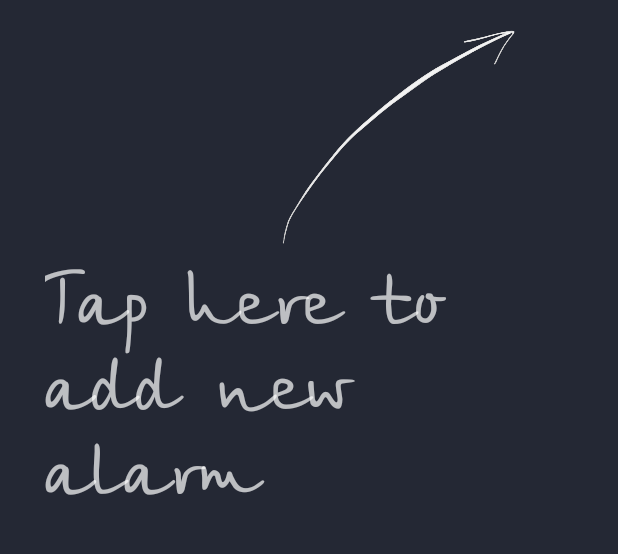
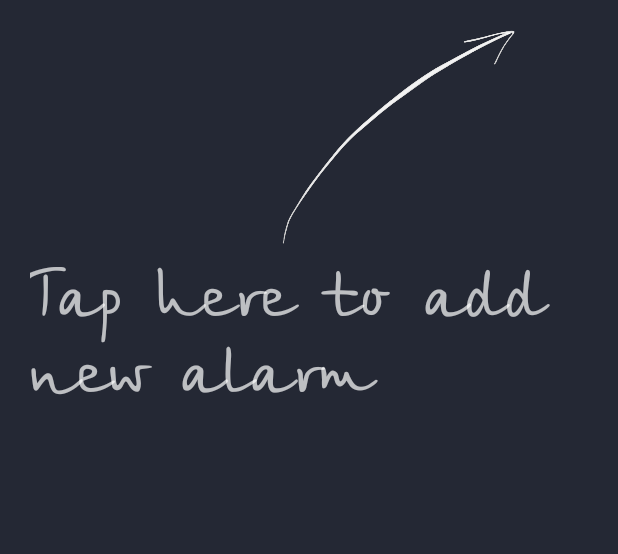
Before and after one commit to SergeyPinkevich/TrickyAlarm, an Android app: the screen it shows after launch (MainActivity), on a phone screen of 412 x 824 dp, the part 62-616 px from its top. Run offline under Robolectric (Android 15) with nearby library versions, the light colour scheme and no system bars; libraries missing offline, so code that uses them is left out: com.github.brnunes.swipeablerecyclerview; Roboto replaces fonts that are not available here; 3 statements that could not run were skipped.

Commit message:
layout size

```diff
--- a/app/src/main/res/layout/activity_main.xml
+++ b/app/src/main/res/layout/activity_main.xml
@@ -11,8 +11,8 @@
     <RelativeLayout
         android:layout_width="match_parent"
         android:layout_height="match_parent"
-        android:layout_marginTop="@dimen/toolbar_size"
-        >
+        android:layout_marginTop="@dimen/toolbar_size">
+
         <ImageView
             android:layout_width="200dp"
             android:layout_height="150dp"
@@ -20,17 +20,18 @@
             android:layout_marginRight="56dp"
             android:id="@+id/arrow"
             android:background="@drawable/pointing_arrow"/>
+
         <TextView
             android:layout_below="@+id/arrow"
             android:id="@+id/hint"
-            android:layout_width="wrap_content"
+            android:layout_width="match_parent"
             android:layout_height="wrap_content"
             android:text="@string/hint_add_alarm"
-            android:layout_marginEnd="30dp"
-            android:layout_marginRight="30dp"
-            android:layout_marginStart="30dp"
-            android:layout_marginLeft="30dp"
-            android:textSize="51dp"/>
+            android:layout_marginEnd="20dp"
+            android:layout_marginRight="20dp"
+            android:layout_marginStart="20dp"
+            android:layout_marginLeft="20dp"
+            android:textSize="46dp"/>
 
     </RelativeLayout>
 
--- a/app/src/main/res/values/strings.xml
+++ b/app/src/main/res/values/strings.xml
@@ -34,6 +34,7 @@
     <string name="go_bed">It is time for bed! You have to wake up in</string>
     <string name="hours">hours</string>
     <string name="cannot_repeat">Repeat interval is equal 0. Alarm will be turn off.</string>
+    <string name="wake_up">Time to wake up!</string>
 
     <string name="title_activity_signal">SignalActivity</string>
     <string name="title_sound_selector">Sound</string>
```
Also changed, not shown: app/src/main/res/layout/activity_signal.xml (+4 -5 lines), 2 other files.
